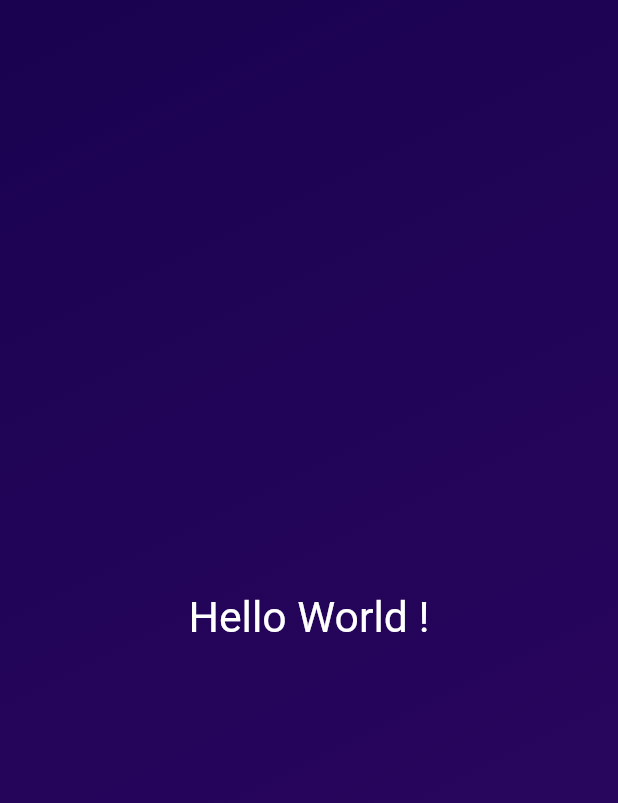
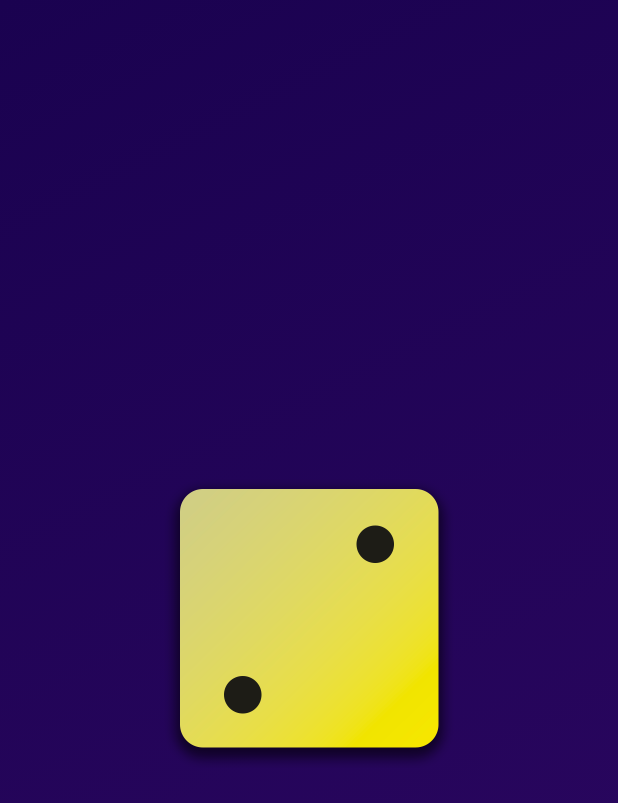
Before and after one commit to Tsenda-Djessy-Flavien/ROLL_DICE_APP, a Flutter app: the screen it shows after launch, on a phone screen of 412 x 824 dp. Shown: the top 803 px of the screen. Run offline on Flutter 3.47's test engine with Material 2 defaults, Android fonts, the phone set to English and light mode, and no system bars.

Commit message:
Affichage d'images et utilisation de plusieurs fonctions de constructeur

```diff
--- a/lib/gradient_container.dart
+++ b/lib/gradient_container.dart
@@ -1,5 +1,5 @@
 import 'package:flutter/material.dart';
-import 'package:roll_dice_app/styled_text.dart';
+// import 'package:roll_dice_app/styled_text.dart';
 
 const startAligment = Alignment.topLeft;
 const endAligment = Alignment.bottomRight;
@@ -8,6 +8,9 @@ class GradientContainer extends StatelessWidget {
   final List<Color> colors;
 
   const GradientContainer({required this.colors, super.key});
+
+  // methode dans un constructeur comme images.asset()
+  GradientContainer.purple({super.key}) : colors = [];
 
   @override
   Widget build(BuildContext context) {
@@ -23,7 +26,9 @@ class GradientContainer extends StatelessWidget {
           end: endAligment,
         ),
       ),
-      child: const Center(child: StyledText('Hello World !')),
+      child: Center(
+        child: Image.asset('assets/images/dice-2.png', width: 200),
+      ),
     );
   }
 }
--- a/pubspec.yaml
+++ b/pubspec.yaml
@@ -25,10 +25,8 @@ flutter:
 
   uses-material-design: true
 
-  # To add assets to your application, add an assets section, like this:
-  # assets:
-  #   - images/a_dot_burr.jpeg
-  #   - images/a_dot_ham.jpeg
+  assets:
+    - assets/images/
 
   # An image asset can refer to one or more resolution-specific "variants", see
   # https://flutter.dev/assets-and-images/#resolution-aware
```
Also changed, not shown: assets/images/dice-1.png (added), assets/images/dice-2.png (added), assets/images/dice-3.png (added), assets/images/dice-4.png (added), assets/images/dice-5.png (added), assets/images/dice-6.png (added).
